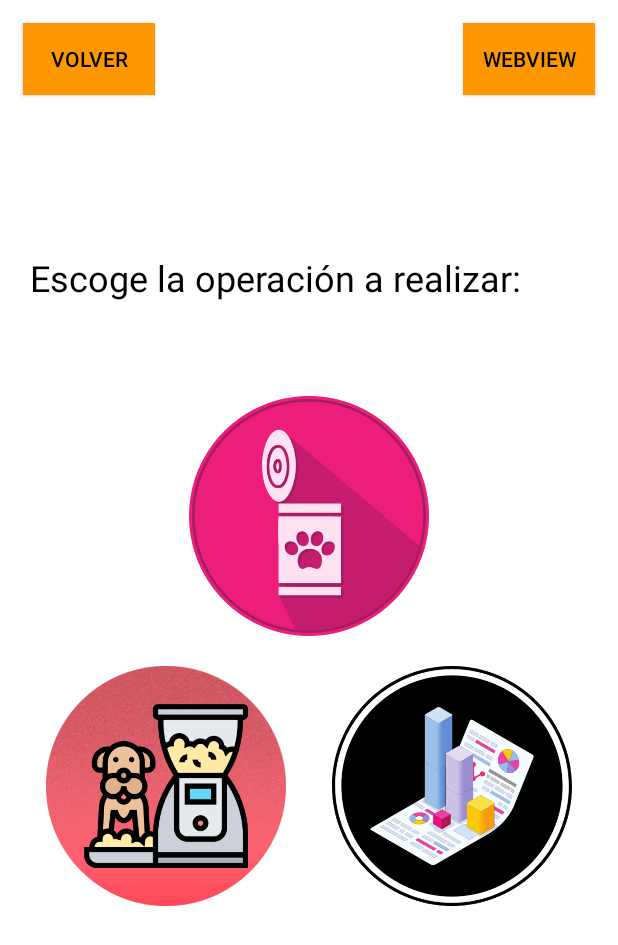
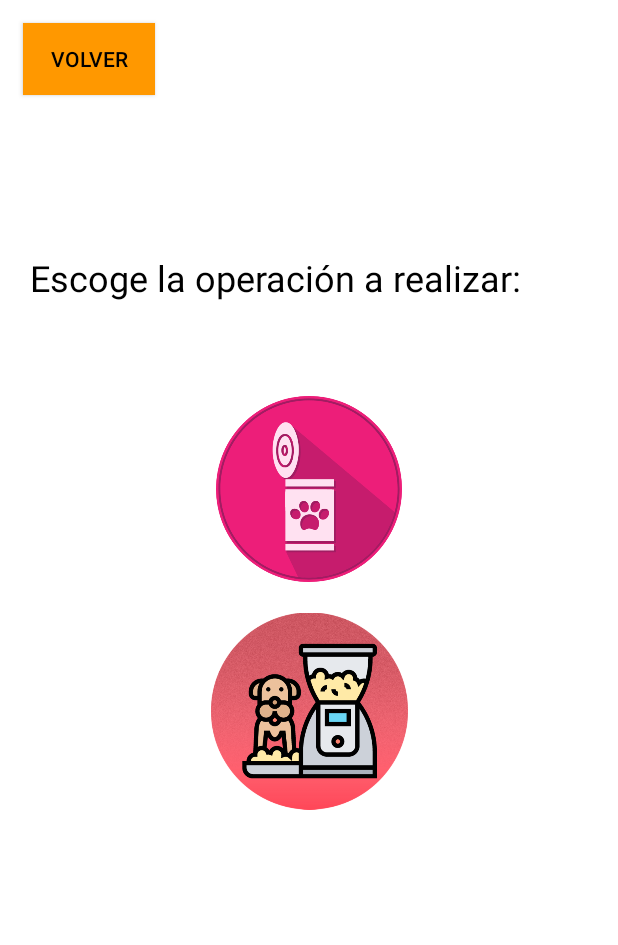
Before and after one commit to ersepull/Proyecto_PST_G1, an Android app: the layout activity_actions.xml on its own in the app's theme, with its tools: preview values and no code run, on a phone screen of 412 x 824 dp. Shown: the top 945 px of the screen. Run offline under Robolectric (Android 15) with nearby library versions, the light colour scheme and no system bars.

Commit message:
Ultimos cambios de aplicacion

```diff
--- a/app/src/main/java/com/example/dispetser/Actions.java
+++ b/app/src/main/java/com/example/dispetser/Actions.java
@@ -53,6 +53,13 @@ public class Actions extends AppCompatActivity {
         finish();
     }
 
+    public void web(View view) {
+        Intent i = new Intent(this, webView.class);
+        i.putExtra("username", usuario);
+        startActivity(i);
+        finish();
+    }
+
     public void salir (View view) {finish();}
 
     private void inicializarFirebase(){
--- a/app/src/main/java/com/example/dispetser/webView.java
+++ b/app/src/main/java/com/example/dispetser/webView.java
@@ -16,10 +16,10 @@ public class webView extends AppCompatActivity {
         super.onCreate(savedInstanceState);
         setContentView(R.layout.activity_web_view);
         Bundle bundle = getIntent().getExtras();
-        WebView webView1 = (WebView) findViewById(R.id.webView);
-        WebSettings conf = webView1.getSettings();
-        conf.setJavaScriptEnabled(true);
-        webView1.setWebViewClient(new WebViewClient());
-        webView1.loadUrl("http://192.168.177.59/");
+        //WebView webView1 = (WebView) findViewById(R.id.webView1);
+        //WebSettings conf = webView1.getSettings();
+        //conf.setJavaScriptEnabled(true);
+        //webView1.setWebViewClient(new WebViewClient());
+        //webView1.loadUrl("http://192.168.177.59/");
     }
 }
--- a/app/src/main/res/layout/activity_actions.xml
+++ b/app/src/main/res/layout/activity_actions.xml
@@ -5,19 +5,6 @@
     android:layout_width="match_parent"
     android:layout_height="match_parent"
     android:background="@color/white">
-
-    <Button
-        android:id="@+id/webViewbutton"
-        android:layout_width="wrap_content"
-        android:layout_height="wrap_content"
-        android:layout_marginTop="15dp"
-        android:layout_marginEnd="15dp"
-        android:background="#FF9800"
-        android:onClick="volver"
-        android:text="webView"
-        android:textColor="@color/black"
-        app:layout_constraintEnd_toEndOf="parent"
-        app:layout_constraintTop_toTopOf="parent" />
 
     <TextView
         android:id="@+id/textView4"
@@ -62,13 +49,13 @@
 
     <ImageButton
         android:id="@+id/llenar"
-        android:layout_width="160dp"
-        android:layout_height="160dp"
+        android:layout_width="129dp"
+        android:layout_height="124dp"
         android:layout_marginTop="15dp"
+        android:background="@null"
         android:onClick="llenado"
+        android:scaleType="fitCenter"
         android:src="@drawable/alimentar"
-        android:scaleType="fitCenter"
-        android:background="@null"
         app:layout_constraintEnd_toEndOf="parent"
         app:layout_constraintStart_toStartOf="parent"
         app:layout_constraintTop_toBottomOf="@+id/textView4"
@@ -76,34 +63,16 @@
 
     <ImageButton
         android:id="@+id/registrar"
-        android:layout_width="160dp"
-        android:layout_height="160dp"
-        android:layout_marginStart="20dp"
+        android:layout_width="131dp"
+        android:layout_height="132dp"
         android:layout_marginTop="20dp"
-        android:layout_marginEnd="10dp"
         android:background="@null"
         android:onClick="registrar"
         android:scaleType="fitCenter"
         android:src="@drawable/registrar"
-        app:layout_constraintEnd_toStartOf="@+id/estadisticas"
+        app:layout_constraintEnd_toEndOf="parent"
         app:layout_constraintStart_toStartOf="parent"
         app:layout_constraintTop_toBottomOf="@+id/llenar"
         tools:ignore="SpeakableTextPresentCheck" />
 
-    <ImageButton
-        android:id="@+id/estadisticas"
-        android:layout_width="160dp"
-        android:layout_height="160dp"
-        android:layout_marginStart="10dp"
-        android:layout_marginTop="20dp"
-        android:layout_marginEnd="20dp"
-        android:scaleType="fitCenter"
-        android:background="@null"
-        android:onClick="estadisticas"
-        android:src="@drawable/estadisticas"
-        app:layout_constraintEnd_toEndOf="parent"
-        app:layout_constraintStart_toEndOf="@+id/registrar"
-        app:layout_constraintTop_toBottomOf="@+id/llenar"
-        tools:ignore="SpeakableTextPresentCheck" />
-
 </androidx.constraintlayout.widget.ConstraintLayout>
```
